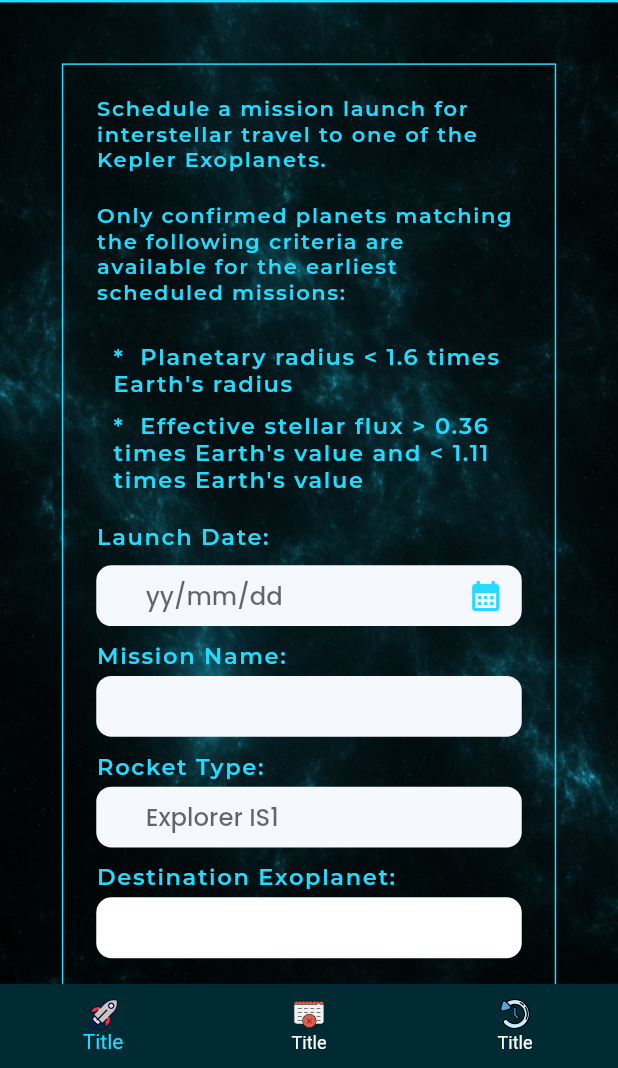
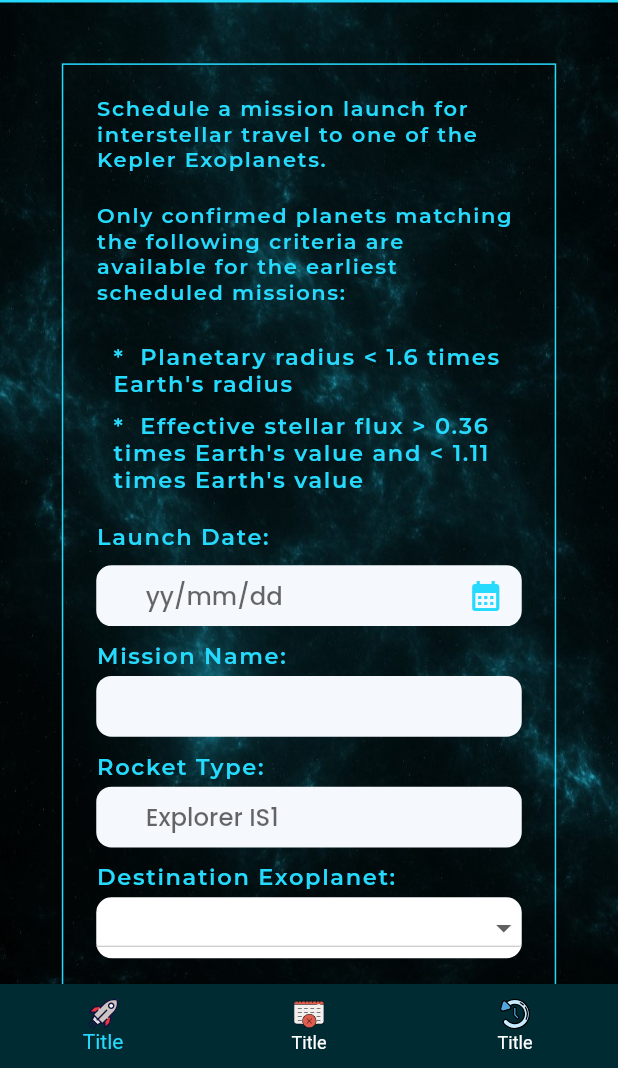
Before and after one commit to DARK-PROGRAMMER-I/NASA_MOBILE_VERSION, a Flutter app: the screen it shows after launch, on a phone screen of 412 x 824 dp, the part 168-1236 px from its top. Run offline on Flutter 3.47's test engine with Material 2 defaults, Android fonts, the phone set to English and light mode, and no system bars; our stand-ins replace flutter_screenutil, flutter_svg, google_fonts.

Commit message:
Drop Down

```diff
--- a/lib/screens/home/home_screen.dart
+++ b/lib/screens/home/home_screen.dart
@@ -53,7 +53,7 @@ class HomeScreen extends StatelessWidget {
           ),
           SizedBox(height: 40.h,),
           Container(
-            height: 630.h,
+            height: 680.h,
             width: 300.w,
             decoration: BoxDecoration(
               border: Border.fromBorderSide(
--- a/lib/widgets/home_widgets/drop_down_field.dart
+++ b/lib/widgets/home_widgets/drop_down_field.dart
@@ -19,6 +19,17 @@ class _DropDownFieldState extends State<DropDownField> {
         color: AppColors.kWhiteColor,
         borderRadius: BorderRadius.circular(10.r),
       ),
+      child: DropdownButton(
+        isDense: false,
+        isExpanded: true,
+        // value: 'hola',
+          items: [
+            DropdownMenuItem(child: Text("Earth - The Real Thing"), value: "hola", ),
+            DropdownMenuItem(child: Text("Kapler Exo Planet"), value: "hola", ),
+            DropdownMenuItem(child: Text("The Solar Sun"), value: "hola", ),
+          ],
+          onChanged: (val){}
+      ),
     );
   }
 }
--- a/lib/widgets/home_widgets/home_form_widget.dart
+++ b/lib/widgets/home_widgets/home_form_widget.dart
@@ -57,9 +57,6 @@ class _HomeFormWidgetState extends State<HomeFormWidget> {
             ],
           ),
           SizedBox(height: 10.h,),
-          Column(
-            crossAxisAlignment: CrossAxisAlignment.start,
-            children: [
           SemiBoldText(name: "Mission Name: "),
           CustomTextField(
               controller: _missionCtr,
@@ -67,13 +64,8 @@ class _HomeFormWidgetState extends State<HomeFormWidget> {
               onChanged: (val)=>{},
               onFieldSubmitted: (val)=>{},
               obscure: false
-              )
-            ],
           ),
           SizedBox(height: 10.h,),
-          Column(
-            crossAxisAlignment: CrossAxisAlignment.start,
-            children: [
           SemiBoldText(name: "Rocket Type: "),
           CustomTextField(
               controller: _missionCtr,
@@ -81,18 +73,13 @@ class _HomeFormWidgetState extends State<HomeFormWidget> {
               onChanged: (val)=>{},
               onFieldSubmitted: (val)=>{},
               obscure: false
-              )
-            ],
           ),
 
           SizedBox(height: 10.h,),
-          Column(
-            crossAxisAlignment: CrossAxisAlignment.start,
-            children: [
           SemiBoldText(name: "Destination Exoplanet: "),
           DropDownField(),
-            ],
-          ),
+          SizedBox(height: 30.h,),
+
         ],
       ),
     );
```
Also changed, not shown: lib/widgets/home_widgets/launch_button.dart (added, +17 -0 lines). Lines whose indentation alone changed are shown as unchanged.
